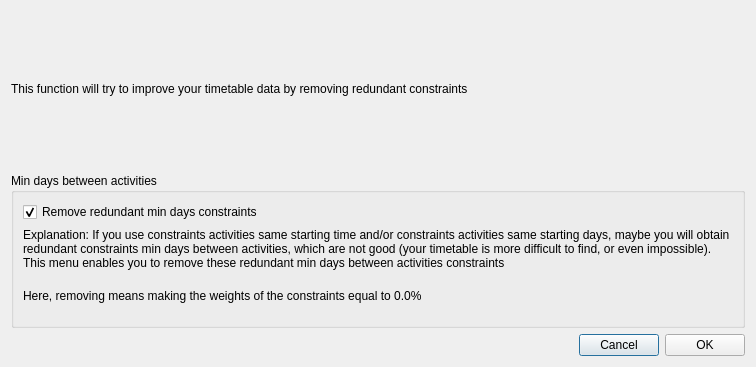
The window that fet/src/interface/removeredundantform_template.ui (vonmecheln/fet) describes before a commit, drawn with Qt 5.
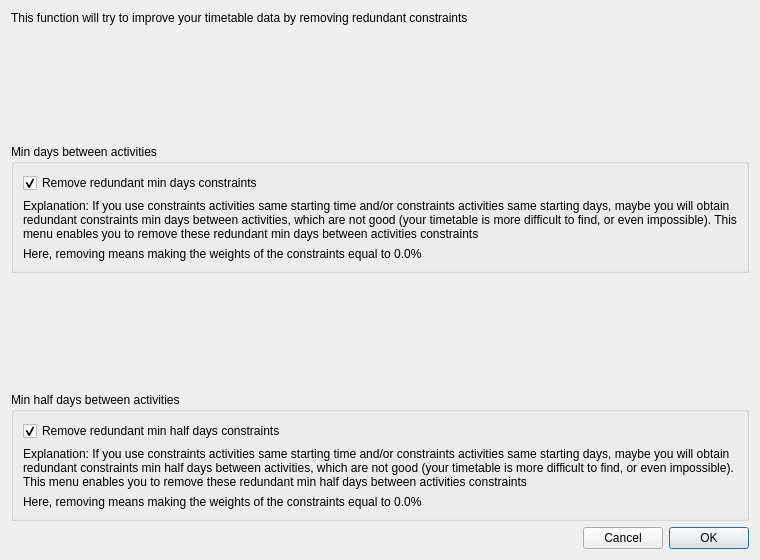
The same window after the commit.

Patch:
```diff
--- a/fet/src/interface/removeredundantform_template.ui
+++ b/fet/src/interface/removeredundantform_template.ui
@@ -6,16 +6,80 @@
    <rect>
     <x>0</x>
     <y>0</y>
-    <width>756</width>
-    <height>367</height>
+    <width>760</width>
+    <height>560</height>
    </rect>
   </property>
   <property name="windowTitle">
    <string>Remove redundant constraints</string>
   </property>
-  <layout class="QGridLayout" name="gridLayout_2">
-   <item row="1" column="0" colspan="3">
-    <widget class="QGroupBox" name="groupBox">
+  <layout class="QGridLayout" name="gridLayout_3">
+   <item row="5" column="0">
+    <spacer name="horizontalSpacer">
+     <property name="orientation">
+      <enum>Qt::Horizontal</enum>
+     </property>
+     <property name="sizeHint" stdset="0">
+      <size>
+       <width>547</width>
+       <height>20</height>
+      </size>
+     </property>
+    </spacer>
+   </item>
+   <item row="4" column="0" colspan="3">
+    <widget class="QGroupBox" name="minHalfDaysGroupBox">
+     <property name="title">
+      <string>Min half days between activities</string>
+     </property>
+     <layout class="QGridLayout" name="gridLayout_2">
+      <item row="0" column="0">
+       <widget class="QCheckBox" name="removeRedundantHalfCheckBox">
+        <property name="text">
+         <string>Remove redundant min half days constraints</string>
+        </property>
+        <property name="checked">
+         <bool>true</bool>
+        </property>
+       </widget>
+      </item>
+      <item row="1" column="0">
+       <widget class="QLabel" name="label_7">
+        <property name="sizePolicy">
+         <sizepolicy hsizetype="Minimum" vsizetype="Minimum">
+          <horstretch>0</horstretch>
+          <verstretch>0</verstretch>
+         </sizepolicy>
+        </property>
+        <property name="text">
+         <string>Explanation: If you use constraints activities same starting time and/or constraints activities same starting days, maybe you will obtain redundant constraints min half days between activities, which are not good (your timetable is more difficult to find, or even impossible). This menu enables you to remove these redundant min half days between activities constraints</string>
+        </property>
+        <property name="wordWrap">
+         <bool>true</bool>
+        </property>
+       </widget>
+      </item>
+      <item row="2" column="0">
+       <widget class="QLabel" name="label_8">
+        <property name="sizePolicy">
+         <sizepolicy hsizetype="Preferred" vsizetype="Preferred">
+          <horstretch>0</horstretch>
+          <verstretch>0</verstretch>
+         </sizepolicy>
+        </property>
+        <property name="text">
+         <string>Here, removing means making the weights of the constraints equal to 0.0%</string>
+        </property>
+        <property name="wordWrap">
+         <bool>true</bool>
+        </property>
+       </widget>
+      </item>
+     </layout>
+    </widget>
+   </item>
+   <item row="2" column="0" colspan="3">
+    <widget class="QGroupBox" name="minDaysGroupBox">
      <property name="title">
       <string>Min days between activities</string>
      </property>
@@ -65,34 +129,20 @@
      </layout>
     </widget>
    </item>
-   <item row="2" column="0">
-    <spacer name="horizontalSpacer">
+   <item row="1" column="0">
+    <spacer name="verticalSpacer">
      <property name="orientation">
-      <enum>Qt::Horizontal</enum>
+      <enum>Qt::Vertical</enum>
      </property>
      <property name="sizeHint" stdset="0">
       <size>
-       <width>547</width>
-       <height>20</height>
+       <width>20</width>
+       <height>40</height>
       </size>
      </property>
     </spacer>
    </item>
-   <item row="2" column="1">
-    <widget class="QPushButton" name="cancelPushButton">
-     <property name="text">
-      <string>Cancel</string>
-     </property>
-    </widget>
-   </item>
-   <item row="2" column="2">
-    <widget class="QPushButton" name="okPushButton">
-     <property name="text">
-      <string>OK</string>
-     </property>
-    </widget>
-   </item>
-   <item row="0" column="0" colspan="2">
+   <item row="0" column="0" colspan="3">
     <widget class="QLabel" name="label_5">
      <property name="sizePolicy">
       <sizepolicy hsizetype="Minimum" vsizetype="Minimum">
@@ -108,6 +158,33 @@
      </property>
     </widget>
    </item>
+   <item row="5" column="2">
+    <widget class="QPushButton" name="okPushButton">
+     <property name="text">
+      <string>OK</string>
+     </property>
+    </widget>
+   </item>
+   <item row="5" column="1">
+    <widget class="QPushButton" name="cancelPushButton">
+     <property name="text">
+      <string>Cancel</string>
+     </property>
+    </widget>
+   </item>
+   <item row="3" column="0">
+    <spacer name="verticalSpacer_2">
+     <property name="orientation">
+      <enum>Qt::Vertical</enum>
+     </property>
+     <property name="sizeHint" stdset="0">
+      <size>
+       <width>20</width>
+       <height>40</height>
+      </size>
+     </property>
+    </spacer>
+   </item>
   </layout>
  </widget>
  <resources/>
```
